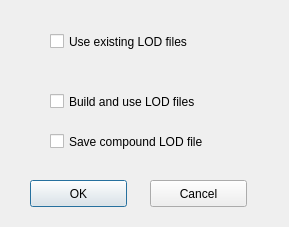
Before: the Qt Designer form Src/3DMetrics/ask_for_lod_dialog.ui in IfremerUnderwater/3DMetrics, drawn with Qt 5.
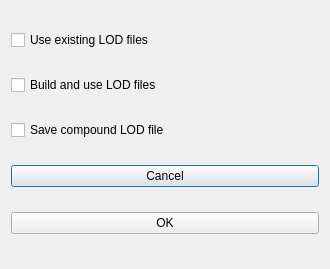
After: the same form once the commit is applied.

Commit message: Make some windows resizable

```diff
--- a/Src/3DMetrics/ask_for_lod_dialog.ui
+++ b/Src/3DMetrics/ask_for_lod_dialog.ui
@@ -6,48 +6,16 @@
    <rect>
     <x>0</x>
     <y>0</y>
-    <width>289</width>
-    <height>227</height>
+    <width>330</width>
+    <height>269</height>
    </rect>
   </property>
   <property name="windowTitle">
    <string>LOD file processing</string>
   </property>
-  <widget class="QPushButton" name="okButton">
-   <property name="geometry">
-    <rect>
-     <x>30</x>
-     <y>180</y>
-     <width>97</width>
-     <height>27</height>
-    </rect>
-   </property>
-   <property name="text">
-    <string>OK</string>
-   </property>
-  </widget>
-  <widget class="QPushButton" name="cancelButton">
-   <property name="geometry">
-    <rect>
-     <x>150</x>
-     <y>180</y>
-     <width>97</width>
-     <height>27</height>
-    </rect>
-   </property>
-   <property name="text">
-    <string>Cancel</string>
-   </property>
-  </widget>
+  <layout class="QVBoxLayout" name="verticalLayout">
+   <item>
   <widget class="QCheckBox" name="useLODCheck">
-   <property name="geometry">
-    <rect>
-     <x>50</x>
-     <y>30</y>
-     <width>201</width>
-     <height>23</height>
-    </rect>
-   </property>
    <property name="toolTip">
     <string>Use existing Level Of Distance files</string>
    </property>
@@ -55,15 +23,9 @@
     <string>Use existing LOD files</string>
    </property>
   </widget>
+   </item>
+   <item>
   <widget class="QCheckBox" name="buildLODCheck">
-   <property name="geometry">
-    <rect>
-     <x>50</x>
-     <y>90</y>
-     <width>221</width>
-     <height>23</height>
-    </rect>
-   </property>
    <property name="toolTip">
     <string>Build and use LOD file</string>
    </property>
@@ -71,15 +33,9 @@
     <string>Build and use LOD files</string>
    </property>
   </widget>
+   </item>
+   <item>
   <widget class="QCheckBox" name="saveCompLODCheck">
-   <property name="geometry">
-    <rect>
-     <x>50</x>
-     <y>130</y>
-     <width>231</width>
-     <height>23</height>
-    </rect>
-   </property>
    <property name="toolTip">
     <string>Save one file containing all LOD levels</string>
    </property>
@@ -87,6 +43,22 @@
     <string>Save compound LOD file</string>
    </property>
   </widget>
+   </item>
+   <item>
+    <widget class="QPushButton" name="cancelButton">
+     <property name="text">
+      <string>Cancel</string>
+     </property>
+    </widget>
+   </item>
+   <item>
+    <widget class="QPushButton" name="okButton">
+     <property name="text">
+      <string>OK</string>
+     </property>
+    </widget>
+   </item>
+  </layout>
  </widget>
  <resources/>
  <connections/>
```
Lines whose indentation alone changed are shown as unchanged. The commit also changes 2 other files.
